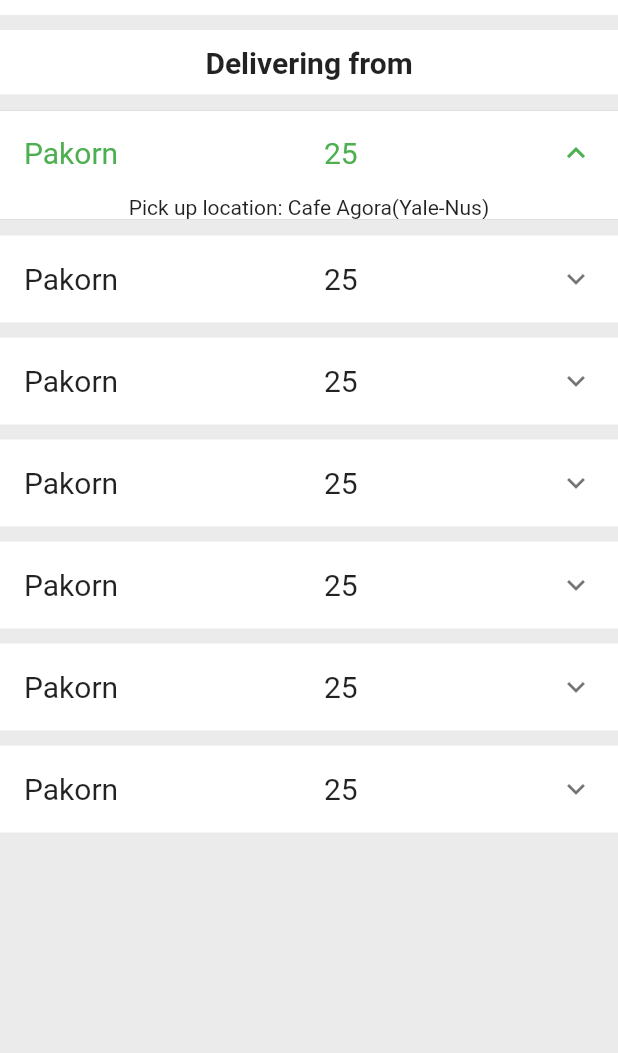
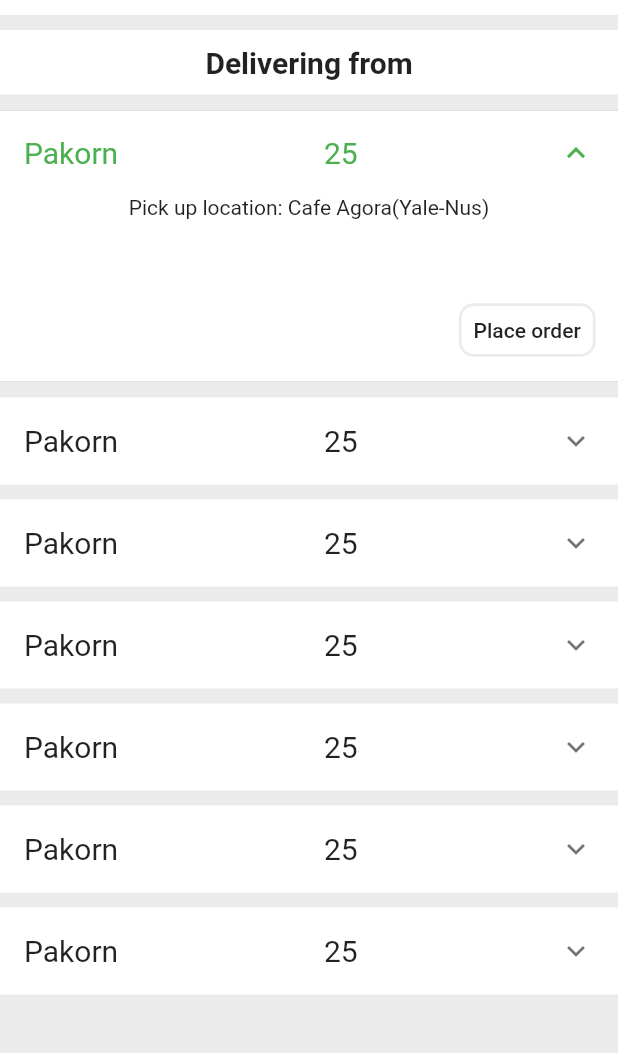
Before and after one commit to iamjackslayer/HawkerJio, a Flutter app: the JioListPage screen opened by its route, after a tap on "Pakorn", on a phone screen of 412 x 824 dp, the part 69-1122 px from its top. Run offline on Flutter 3.47's test engine with Material 2 defaults, Android fonts, the phone set to English and light mode, and no system bars; our stand-ins replace cloud_firestore; accounts and stored records are empty.

Commit message:
added place order button in expansion tile of open order list

```diff
--- a/lib/jio_entry_widget.dart
+++ b/lib/jio_entry_widget.dart
@@ -69,6 +69,17 @@ class _JioEntryWidgetState extends State<JioEntryWidget> {
           new Column(
             children: <Widget>[
               new Text("Pick up location: Cafe Agora(Yale-Nus)"),
+
+              // This container holds only the place order button
+              new Container(
+                margin: new EdgeInsets.only(top: 50.0, bottom: 10.0, right: 15.0),
+                child: new Row(
+                  mainAxisAlignment: MainAxisAlignment.end,
+                  children: <Widget>[
+                    new PlaceOrderButton(), // custom button, defined below this class.
+                  ],
+                ),
+              )
             ],
           )
         ],
@@ -76,3 +87,25 @@ class _JioEntryWidgetState extends State<JioEntryWidget> {
     );
   }
 }
+
+
+// This class constructs a 'place order' button in each expansion Tile
+class PlaceOrderButton extends StatelessWidget {
+  @override
+  Widget build(BuildContext context) {
+    return new FlatButton(
+        padding: new EdgeInsets.all(0.0),
+        onPressed: () {
+
+        },
+        child: new Container(
+          padding: new EdgeInsets.all(8.0),
+          decoration: new BoxDecoration(
+              border: new Border.all(color: new Color(0xFFEBEBEB),width: 1.8),
+              borderRadius: new BorderRadius.all(new Radius.circular(10.0))
+          ),
+          child: new Text("Place order"),
+        )
+    );
+  }
+}
```
